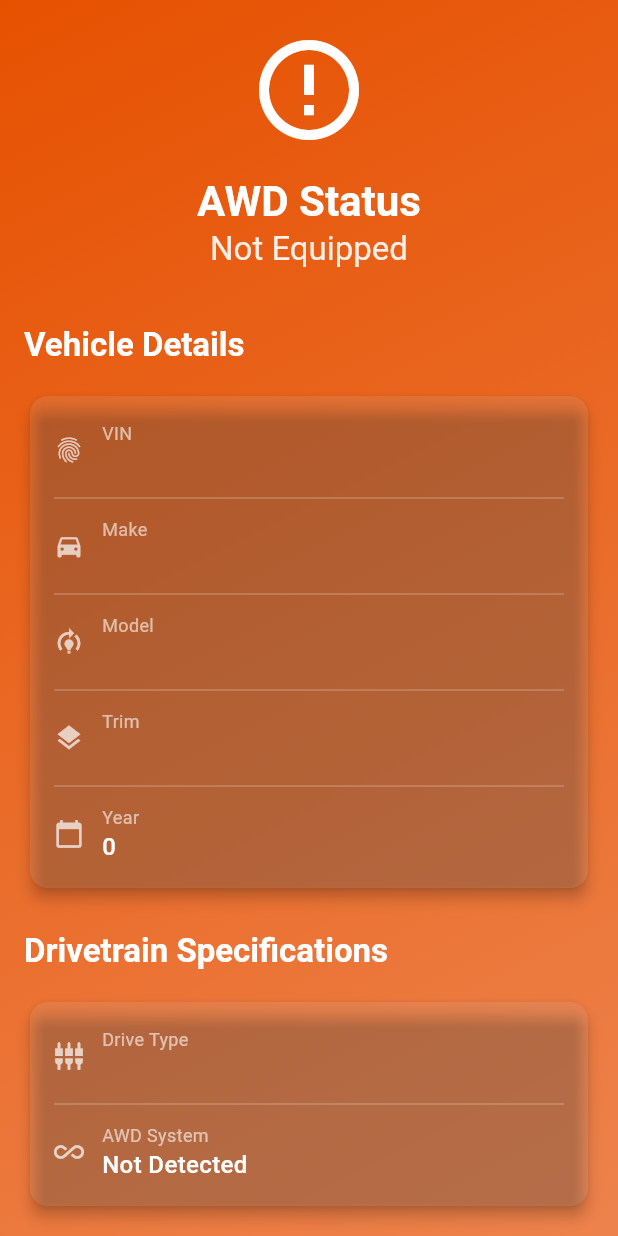
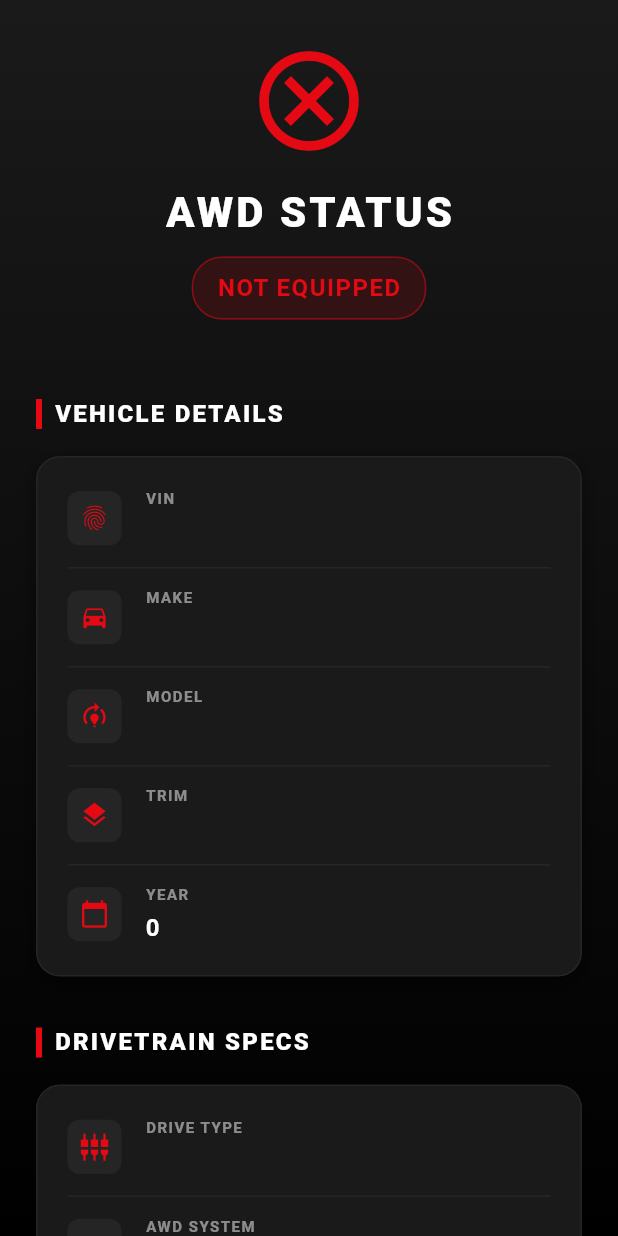
Before and after one commit to dynapetey/AWD_Check, a Flutter app: the VehicleInfoScreen screen opened directly with empty values, on a phone screen of 412 x 824 dp. Run offline on Flutter 3.47's test engine with Material 3 defaults, Android fonts, the phone set to English and light mode, and no system bars; our stand-ins replace camera, image_picker.

Commit message:
Refactor vehicle info screen UI and styling
Updated UI elements for vehicle info display, including color changes and layout adjustments. Enhanced text styling for better readability.

```diff
--- a/lib/screens/vehicle_info_screen.dart
+++ b/lib/screens/vehicle_info_screen.dart
@@ -12,47 +12,62 @@ class VehicleInfoScreen extends StatelessWidget {
   @override
   Widget build(BuildContext context) {
     final hasAWD = vehicleData.isAwd;
-    final bgColor = hasAWD ? Colors.green.shade900 : Colors.orange.shade900;
+    // Keep a green accent for equipped, but use our theme red for not equipped
+    final statusColor = hasAWD ? Colors.greenAccent : const Color(0xFFE50914);
 
     return Scaffold(
+      backgroundColor: Colors.black,
       body: Container(
-        decoration: BoxDecoration(
+        decoration: const BoxDecoration(
           gradient: LinearGradient(
-            begin: Alignment.topLeft,
-            end: Alignment.bottomRight,
-            colors: [bgColor, bgColor.withValues(alpha: 0.7)],
+            begin: Alignment.topCenter,
+            end: Alignment.bottomCenter,
+            colors: [Color(0xFF1A1A1A), Color(0xFF000000)],
           ),
         ),
         child: SafeArea(
           child: CustomScrollView(
             slivers: [
               SliverAppBar(
-                expandedHeight: 200,
+                expandedHeight: 240,
                 floating: false,
                 pinned: true,
                 backgroundColor: Colors.transparent,
+                iconTheme: const IconThemeData(color: Color(0xFFE50914)), // Red back arrow
                 flexibleSpace: FlexibleSpaceBar(
                   background: Center(
                     child: Column(
                       mainAxisAlignment: MainAxisAlignment.center,
                       children: [
                         Icon(
-                          hasAWD ? Icons.check_circle_outline : Icons.error_outline,
+                          hasAWD ? Icons.check_circle_outline : Icons.cancel_outlined,
                           size: 80,
-                          color: Colors.white,
+                          color: statusColor,
                         ),
                         const SizedBox(height: 16),
                         Text(
-                          'AWD Status',
+                          'AWD STATUS',
                           style: Theme.of(context).textTheme.headlineMedium?.copyWith(
                                 color: Colors.white,
-                                fontWeight: FontWeight.bold,
+                                fontWeight: FontWeight.w900,
+                                letterSpacing: 2,
                               ),
                         ),
-                        Text(
-                          hasAWD ? 'Equipped' : 'Not Equipped',
-                          style: Theme.of(context).textTheme.titleLarge?.copyWith(
-                                color: Colors.white.withValues(alpha: 0.9),
+                        const SizedBox(height: 12),
+                        Container(
+                          padding: const EdgeInsets.symmetric(horizontal: 16, vertical: 8),
+                          decoration: BoxDecoration(
+                            color: statusColor.withValues(alpha: 0.15),
+                            borderRadius: BorderRadius.circular(20),
+                            border: Border.all(color: statusColor.withValues(alpha: 0.5)),
+                          ),
+                          child: Text(
+                            hasAWD ? 'EQUIPPED' : 'NOT EQUIPPED',
+                            style: Theme.of(context).textTheme.titleMedium?.copyWith(
+                                  color: statusColor,
+                                  fontWeight: FontWeight.bold,
+                                  letterSpacing: 1,
+                                ),
                           ),
                         ),
                       ],
@@ -62,11 +77,11 @@ class VehicleInfoScreen extends StatelessWidget {
               ),
               SliverToBoxAdapter(
                 child: Padding(
-                  padding: const EdgeInsets.all(16.0),
+                  padding: const EdgeInsets.all(24.0),
                   child: Column(
                     crossAxisAlignment: CrossAxisAlignment.start,
                     children: [
-                      _buildSectionTitle(context, 'Vehicle Details'),
+                      _buildSectionTitle(context, 'VEHICLE DETAILS'),
                       const SizedBox(height: 16),
                       _buildInfoCard([
                         _buildInfoRow(Icons.fingerprint, 'VIN', vehicleData.vin),
@@ -75,21 +90,34 @@ class VehicleInfoScreen extends StatelessWidget {
                         _buildInfoRow(Icons.layers, 'Trim', vehicleData.trimLevel ?? 'N/A'),
                         _buildInfoRow(Icons.calendar_today, 'Year', vehicleData.year?.toString() ?? 'N/A'),
                       ]),
-                      const SizedBox(height: 24),
-                      _buildSectionTitle(context, 'Drivetrain Specifications'),
+                      const SizedBox(height: 32),
+                      _buildSectionTitle(context, 'DRIVETRAIN SPECS'),
                       const SizedBox(height: 16),
                       _buildInfoCard([
                         _buildInfoRow(Icons.settings_input_component, 'Drive Type', vehicleData.driveType ?? 'N/A'),
                         _buildInfoRow(Icons.all_inclusive, 'AWD System', vehicleData.isAwd ? 'Detected' : 'Not Detected'),
                       ]),
-                      const SizedBox(height: 32),
+                      const SizedBox(height: 40),
                       Center(
                         child: ElevatedButton.icon(
                           onPressed: () => Navigator.pop(context),
-                          icon: const Icon(Icons.arrow_back),
-                          label: const Text('Back to Scanner'),
+                          icon: const Icon(Icons.qr_code_scanner),
+                          label: const Text(
+                            'SCAN ANOTHER VIN',
+                            style: TextStyle(
+                              fontWeight: FontWeight.bold,
+                              letterSpacing: 1,
+                            ),
+                          ),
                           style: ElevatedButton.styleFrom(
-                            padding: const EdgeInsets.symmetric(horizontal: 24, vertical: 12),
+                            backgroundColor: const Color(0xFFE50914), // Theme Red
+                            foregroundColor: Colors.white,
+                            padding: const EdgeInsets.symmetric(horizontal: 32, vertical: 16),
+                            shape: RoundedRectangleBorder(
+                              borderRadius: BorderRadius.circular(30),
+                            ),
+                            elevation: 8,
+                            shadowColor: const Color(0xFFE50914).withValues(alpha: 0.4),
                           ),
                         ),
                       ),
@@ -106,22 +134,45 @@ class VehicleInfoScreen extends StatelessWidget {
   }
 
   Widget _buildSectionTitle(BuildContext context, String title) {
-    return Text(
+    return Row(
+      children: [
+        Container(
+          width: 4,
+          height: 20,
+          color: const Color(0xFFE50914), // Red accent bar
+        ),
+        const SizedBox(width: 8),
+        Text(
           title,
-      style: Theme.of(context).textTheme.titleLarge?.copyWith(
-            fontWeight: FontWeight.bold,
+          style: Theme.of(context).textTheme.titleMedium?.copyWith(
+                fontWeight: FontWeight.w900,
                 color: Colors.white,
+                letterSpacing: 1.5,
               ),
+        ),
+      ],
     );
   }
 
   Widget _buildInfoCard(List<Widget> rows) {
-    return Card(
-      elevation: 4,
-      shape: RoundedRectangleBorder(borderRadius: BorderRadius.circular(12)),
-      color: Colors.white.withValues(alpha: 0.1),
+    return Container(
+      decoration: BoxDecoration(
+        color: const Color(0xFF1A1A1A), // Dark Grey Card
+        borderRadius: BorderRadius.circular(16),
+        border: Border.all(
+          color: Colors.white.withValues(alpha: 0.05),
+          width: 1,
+        ),
+        boxShadow: [
+          BoxShadow(
+            color: Colors.black.withValues(alpha: 0.5),
+            blurRadius: 10,
+            offset: const Offset(0, 5),
+          ),
+        ],
+      ),
       child: Padding(
-        padding: const EdgeInsets.all(16.0),
+        padding: const EdgeInsets.all(20.0),
         child: Column(
           children: rows.asMap().entries.map((entry) {
             final index = entry.key;
@@ -130,7 +181,10 @@ class VehicleInfoScreen extends StatelessWidget {
               children: [
                 row,
                 if (index < rows.length - 1)
-                  const Divider(color: Colors.white24, height: 24),
+                  Padding(
+                    padding: const EdgeInsets.symmetric(vertical: 12.0),
+                    child: Divider(color: Colors.white.withValues(alpha: 0.05), height: 1),
+                  ),
               ],
             );
           }).toList(),
@@ -142,24 +196,39 @@ class VehicleInfoScreen extends StatelessWidget {
   Widget _buildInfoRow(IconData icon, String label, String value) {
     return Row(
       children: [
-        Icon(icon, color: Colors.white70, size: 20),
-        const SizedBox(width: 12),
-        Column(
+        Container(
+          padding: const EdgeInsets.all(8),
+          decoration: BoxDecoration(
+            color: Colors.white.withValues(alpha: 0.05),
+            borderRadius: BorderRadius.circular(8),
+          ),
+          child: Icon(icon, color: const Color(0xFFE50914), size: 20), // Red Icon
+        ),
+        const SizedBox(width: 16),
+        Expanded(
+          child: Column(
             crossAxisAlignment: CrossAxisAlignment.start,
             children: [
               Text(
-              label,
-              style: const TextStyle(color: Colors.white60, fontSize: 12),
+                label.toUpperCase(),
+                style: TextStyle(
+                  color: Colors.white.withValues(alpha: 0.5),
+                  fontSize: 10,
+                  fontWeight: FontWeight.bold,
+                  letterSpacing: 1,
                 ),
+              ),
+              const SizedBox(height: 4),
               Text(
                 value,
                 style: const TextStyle(
                   color: Colors.white,
                   fontSize: 16,
-                fontWeight: FontWeight.w500,
+                  fontWeight: FontWeight.w600,
                 ),
               ),
             ],
+          ),
         ),
       ],
     );
```
Lines whose indentation alone changed are shown as unchanged.
